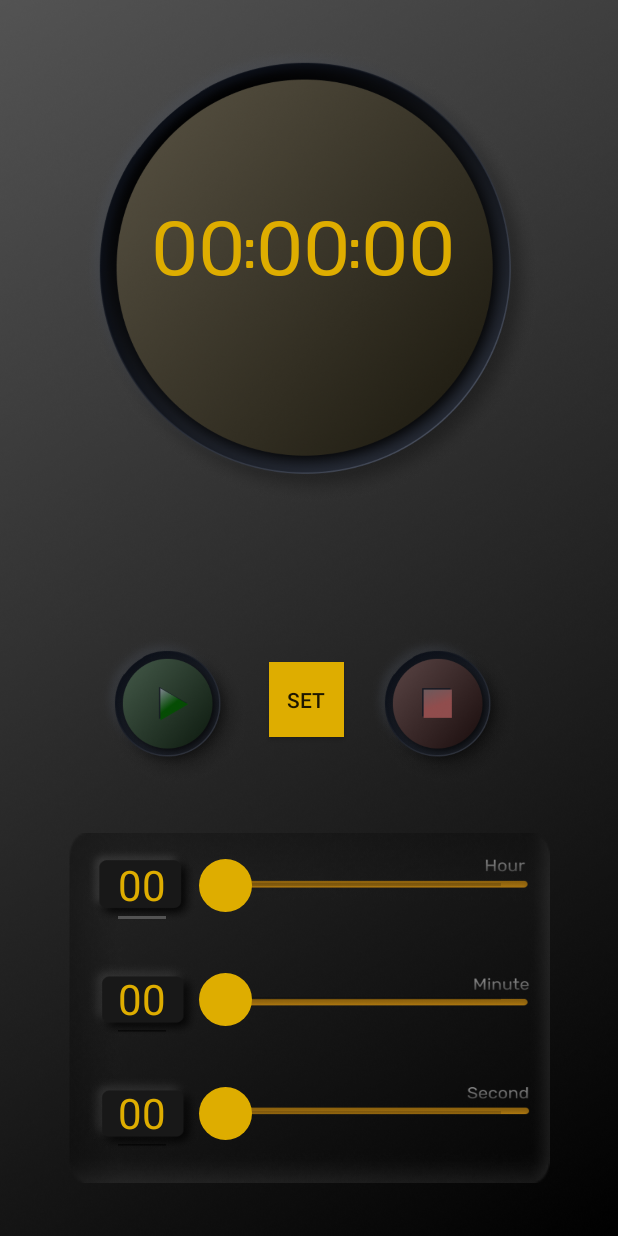
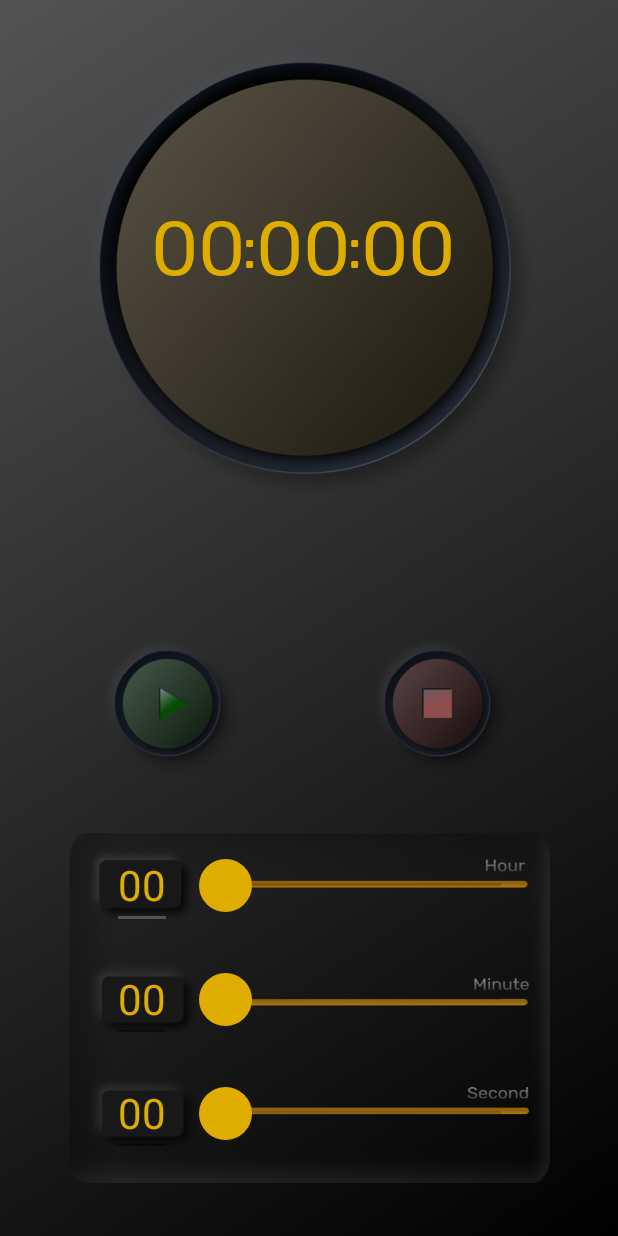
Before and after one commit to osmnnyldzz/TimerApp, an Android app: the screen it shows after launch (MainActivity), on a phone screen of 412 x 824 dp. Run offline under Robolectric (Android 15) with nearby library versions, the phone set to English and light mode, and no system bars; our stand-ins replace data binding.

Commit message:
Set button has been removed

```diff
--- a/app/src/main/java/com/ottocode/timerapp/view/ui/MainActivity.kt
+++ b/app/src/main/java/com/ottocode/timerapp/view/ui/MainActivity.kt
@@ -3,7 +3,6 @@ package com.ottocode.timerapp.view.ui
 import androidx.appcompat.app.AppCompatActivity
 import android.os.Bundle
 import android.os.CountDownTimer
-import android.util.Log
 import android.widget.SeekBar
 import android.widget.Toast
 import androidx.databinding.DataBindingUtil
@@ -19,6 +18,17 @@ class MainActivity : AppCompatActivity() {
     private lateinit var mBind: ActivityMainBinding
     private lateinit var model: TimerViewModel
 
+    companion object {
+        private var mInputHour: String = ""
+        private var mMillisInputHour: Long = 0
+
+        private var mInputMinute: String = ""
+        private var mMillisInputMinute: Long = 0
+
+        private var mInputSecond: String = ""
+        private var mMillisInputSecond: Long = 0
+
+    }
 
     // Milisaniye cinsinden başlama zamanı. Başlangıçta 0 olarak initialize ettik.
     private var mStartTimeInMillis: Long = 0
@@ -41,21 +51,9 @@ class MainActivity : AppCompatActivity() {
         mBind.lifecycleOwner = this
         model = TimerViewModel()
         mBind.timeVM = model
+        setTime(mMillisInputHour, mMillisInputMinute, mMillisInputSecond)
 
 
-        mBind.setTime.setOnClickListener {
-            val inputHour = mBind.hourPicker.text.toString()        // Eğer Saat değeri girilirse.
-            val inputMinute = mBind.minutePicker.text.toString()    // Eğer Dakika değeri girilirse.
-            val inputSecond = mBind.secondPicker.text.toString()    // Eğer Saniye değeri girilirse.
-
-            val millisInputHour   = inputHour.toLong() * 3600000         // Saat -> 3,600,000 ile milisaniye yaptık.
-            val millisInputMinute = inputMinute.toLong() * 60000      // Dakika -> 60,000 ile milisaniye yaptık.
-            val millisInputSecond = inputSecond.toLong() * 1000      // Saniye -> 1,000 ile milisaniye yaptık.
-
-
-            val resultMillisInputs = millisInputHour + millisInputMinute + millisInputSecond
-            setTime(resultMillisInputs)
-        }
         mBind.startButton.setOnClickListener {
 
             if (mTimerRunning) {
@@ -69,10 +67,17 @@ class MainActivity : AppCompatActivity() {
             resetTimer()
         }
 
-        mBind.hourSeekBar.setOnSeekBarChangeListener(object : SeekBar.OnSeekBarChangeListener{
+        mBind.hourSeekBar.setOnSeekBarChangeListener(object : SeekBar.OnSeekBarChangeListener {
             override fun onProgressChanged(seekBar: SeekBar?, progress: Int, fromUser: Boolean) {
+
+                mInputHour = hour_seek_bar.progress.toString()
+                mMillisInputHour = mInputHour.toLong() * 3600000
+
+
+                setTime(mMillisInputHour, mMillisInputMinute, mMillisInputSecond)
+
                 mBind.hourTime.text = hour_seek_bar.progress.toString()
-                mBind.hourPicker.setText(hour_seek_bar.progress.toString())
+                model.hour.value = hour_seek_bar.progress.toString()
 
 
             }
@@ -86,17 +91,25 @@ class MainActivity : AppCompatActivity() {
 
             override fun onStopTrackingTouch(seekBar: SeekBar?) {
                 mBind.hourTime.text = hour_seek_bar.progress.toString()
-                Toast.makeText(this@MainActivity,
+                Toast.makeText(
+                    this@MainActivity,
                     "Progress is: " + hour_seek_bar.progress,
-                    Toast.LENGTH_SHORT).show()
+                    Toast.LENGTH_SHORT
+                ).show()
             }
 
 
         })
-        mBind.minuteSeekBar.setOnSeekBarChangeListener(object : SeekBar.OnSeekBarChangeListener{
+        mBind.minuteSeekBar.setOnSeekBarChangeListener(object : SeekBar.OnSeekBarChangeListener {
             override fun onProgressChanged(seekBar: SeekBar?, progress: Int, fromUser: Boolean) {
+
+                mInputMinute = minute_seek_bar.progress.toString()
+                mMillisInputMinute = mInputMinute.toLong() * 60000
+
+                setTime(mMillisInputHour, mMillisInputMinute, mMillisInputSecond)
+
                 mBind.minuteTime.text = minute_seek_bar.progress.toString()
-                mBind.minutePicker.setText(minute_seek_bar.progress.toString())
+                model.minute.value = minute_seek_bar.progress.toString()
 
 
             }
@@ -110,17 +123,26 @@ class MainActivity : AppCompatActivity() {
             override fun onStopTrackingTouch(seekBar: SeekBar?) {
                 mBind.minuteTime.text = minute_seek_bar.progress.toString()
                 mBind.minutePicker.setText(minute_seek_bar.progress.toString())
-                Toast.makeText(this@MainActivity,
+                Toast.makeText(
+                    this@MainActivity,
                     "Progress is: " + minute_seek_bar.progress,
-                    Toast.LENGTH_SHORT).show()
+                    Toast.LENGTH_SHORT
+                ).show()
             }
 
 
         })
-        mBind.secondSeekBar.setOnSeekBarChangeListener(object : SeekBar.OnSeekBarChangeListener{
+        mBind.secondSeekBar.setOnSeekBarChangeListener(object : SeekBar.OnSeekBarChangeListener {
             override fun onProgressChanged(seekBar: SeekBar?, progress: Int, fromUser: Boolean) {
+
+                mInputSecond = second_seek_bar.progress.toString()
+                mMillisInputSecond = mInputSecond.toLong() * 1000
+
+                setTime(mMillisInputHour, mMillisInputMinute, mMillisInputSecond)
+
                 mBind.secondTime.text = second_seek_bar.progress.toString()
-                mBind.secondPicker.setText(second_seek_bar.progress.toString())
+
+                model.second.value = second_seek_bar.progress.toString()
 
 
             }
@@ -131,13 +153,15 @@ class MainActivity : AppCompatActivity() {
             }
 
 
-                override fun onStopTrackingTouch(seekBar: SeekBar?) {
-                    mBind.secondTime.text = second_seek_bar.progress.toString()
-                    mBind.secondPicker.setText(second_seek_bar.progress.toString())
+            override fun onStopTrackingTouch(seekBar: SeekBar?) {
+                mBind.secondTime.text = second_seek_bar.progress.toString()
+                mBind.secondPicker.setText(second_seek_bar.progress.toString())
 
-                    Toast.makeText(this@MainActivity,
+                Toast.makeText(
+                    this@MainActivity,
                     "Progress is: " + second_seek_bar.progress,
-                    Toast.LENGTH_SHORT).show()
+                    Toast.LENGTH_SHORT
+                ).show()
             }
 
 
@@ -145,8 +169,10 @@ class MainActivity : AppCompatActivity() {
 
     }
 
-    private fun setTime(resultMillisInputs: Long) {
-        mStartTimeInMillis = resultMillisInputs // Toplam milisaniyeleri başlangıç değişkenine atadık.
+
+    private fun setTime(hour: Long, minute: Long, second: Long) {
+
+        mStartTimeInMillis = hour + minute + second // Toplam milisaniyeleri başlangıç değişkenine atadık.
         resetTimer()
     }
 
--- a/app/src/main/res/layout/activity_main.xml
+++ b/app/src/main/res/layout/activity_main.xml
@@ -159,15 +159,7 @@
                         android:layout_marginTop="7dp"
                         android:background="@drawable/cancelbutton" />
 
-                    <Button
-                        android:id="@+id/setTime"
-                        android:layout_width="50dp"
-                        android:layout_height="50dp"
-                        android:layout_marginStart="13dp"
-                        android:layout_marginLeft="13dp"
-                        android:layout_marginTop="18dp"
-                        android:background="@color/text_color"
-                        android:text="set" />
+
                 </FrameLayout>
             </LinearLayout>
         </RelativeLayout>
@@ -225,7 +217,7 @@
                                     android:layout_width="wrap_content"
                                     android:layout_height="wrap_content"
                                     android:hint="@string/defaultpicked"
-                                    android:text=""
+                                    android:text="@={timeVM.hour}"
                                     android:textColor="@color/text_color"
                                     android:textColorHint="@color/text_color"
                                     android:textSize="28sp"
@@ -283,7 +275,7 @@
                                     android:layout_width="wrap_content"
                                     android:layout_height="wrap_content"
                                     android:hint="@string/defaultpicked"
-                                    android:text=""
+                                    android:text="@={timeVM.minute}"
                                     android:textColor="@color/text_color"
                                     android:textColorHint="@color/text_color"
                                     android:textSize="28sp"
@@ -342,7 +334,7 @@
                                     android:layout_width="wrap_content"
                                     android:layout_height="wrap_content"
                                     android:hint="@string/defaultpicked"
-                                    android:text=""
+                                    android:text="@={timeVM.second}"
                                     android:textColor="@color/text_color"
                                     android:textColorHint="@color/text_color"
                                     android:textSize="28sp"
```
